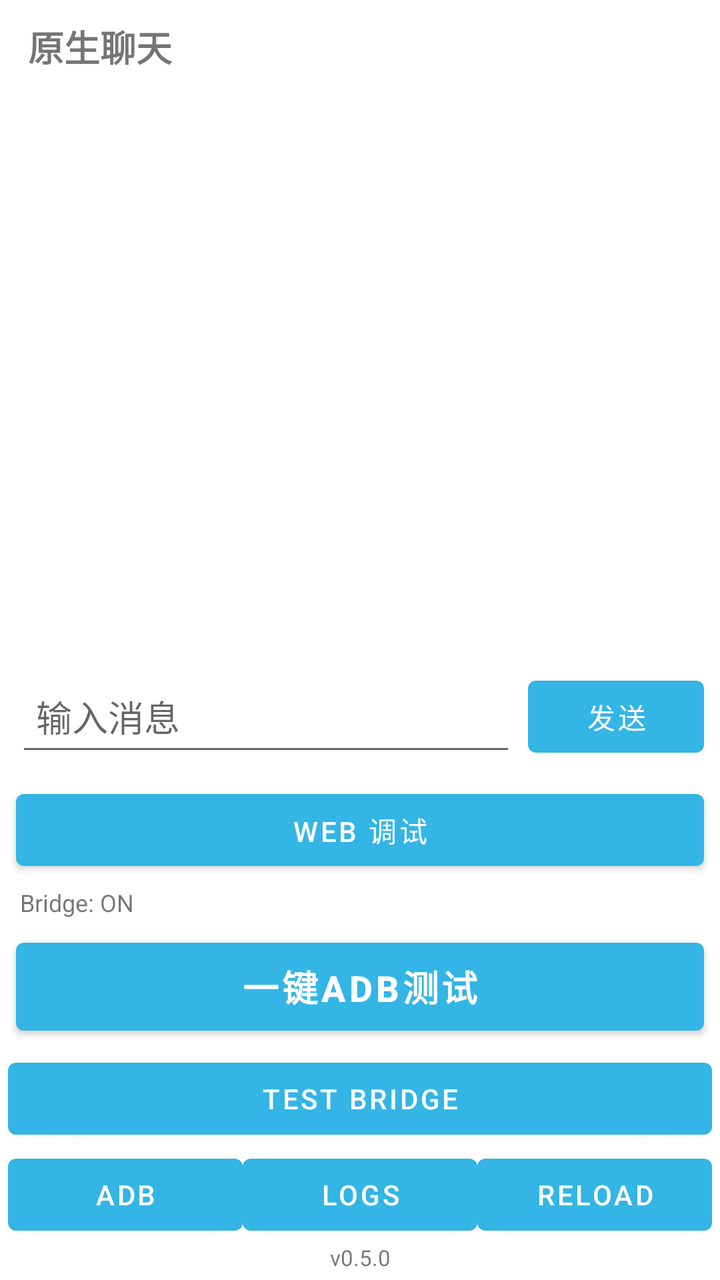
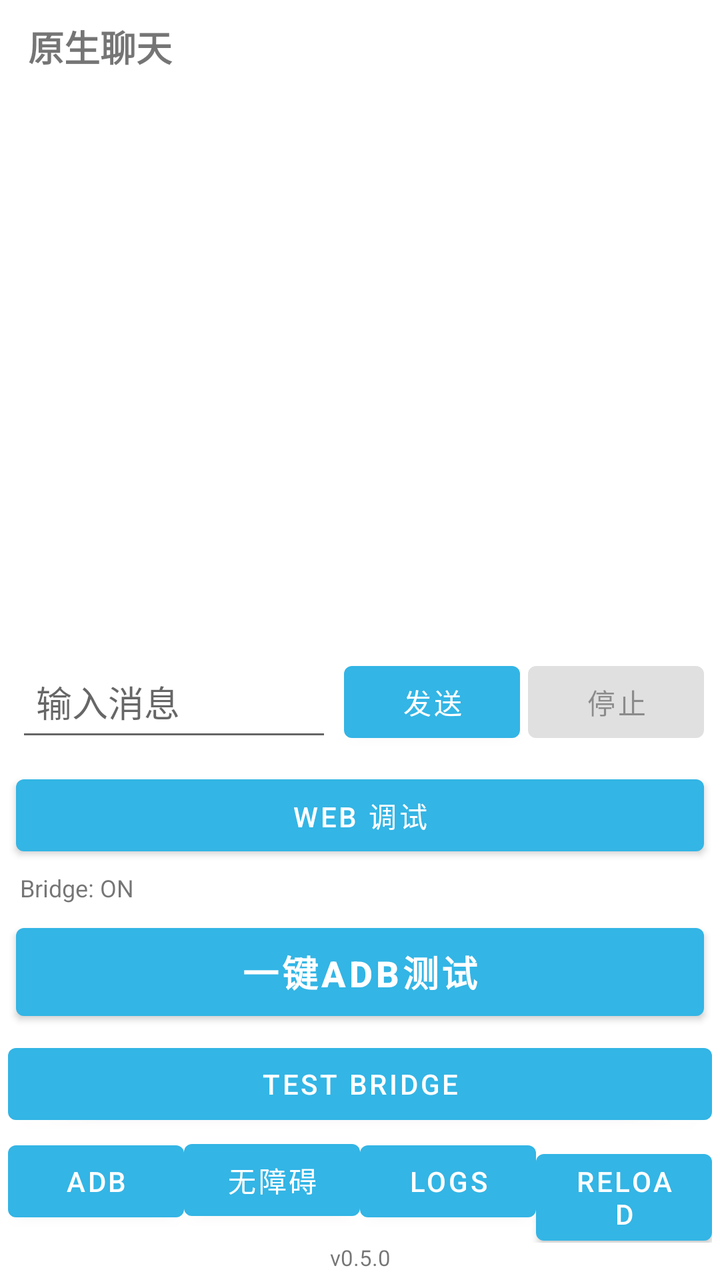

Two renders of the same Android screen: before a commit and after it. Below are the layout's source before the change and the commit's diff.
<!-- AndroidManifest.xml: application theme Theme.GPTAndroidUse -->
<!-- res/layout/activity_main.xml -->
<LinearLayout xmlns:android="http://schemas.android.com/apk/res/android"
    android:layout_width="match_parent"
    android:layout_height="match_parent"
    android:orientation="vertical">

    <ProgressBar
        android:id="@+id/pageProgress"
        style="?android:attr/progressBarStyleHorizontal"
        android:layout_width="match_parent"
        android:layout_height="3dp"
        android:max="100"
        android:visibility="gone" />

    <FrameLayout
        android:id="@+id/webViewContainer"
        android:layout_width="match_parent"
        android:layout_height="0dp"
        android:layout_weight="1">

        <WebView
            android:id="@+id/chatWebView"
            android:layout_width="match_parent"
            android:layout_height="match_parent" />

        <LinearLayout
            android:id="@+id/nativeChatRoot"
            android:layout_width="match_parent"
            android:layout_height="match_parent"
            android:background="?android:colorBackground"
            android:orientation="vertical">

            <TextView
                android:layout_width="match_parent"
                android:layout_height="wrap_content"
                android:paddingStart="14dp"
                android:paddingEnd="14dp"
                android:paddingTop="10dp"
                android:paddingBottom="8dp"
                android:text="原生聊天"
                android:textSize="18sp"
                android:textStyle="bold" />

            <ScrollView
                android:id="@+id/nativeMessageScroll"
                android:layout_width="match_parent"
                android:layout_height="0dp"
                android:layout_weight="1"
                android:fillViewport="true">

                <LinearLayout
                    android:id="@+id/nativeMessageList"
                    android:layout_width="match_parent"
                    android:layout_height="wrap_content"
                    android:orientation="vertical"
                    android:paddingStart="10dp"
                    android:paddingEnd="10dp"
                    android:paddingTop="6dp"
                    android:paddingBottom="10dp" />

            </ScrollView>

            <LinearLayout
                android:layout_width="match_parent"
                android:layout_height="wrap_content"
                android:gravity="bottom"
                android:orientation="horizontal"
                android:paddingStart="8dp"
                android:paddingEnd="8dp"
                android:paddingTop="6dp"
                android:paddingBottom="8dp">

                <EditText
                    android:id="@+id/nativeMessageInput"
                    android:layout_width="0dp"
                    android:layout_height="wrap_content"
                    android:layout_weight="1"
                    android:gravity="top|start"
                    android:hint="输入消息"
                    android:imeOptions="actionSend"
                    android:inputType="textCapSentences|textMultiLine"
                    android:maxLines="6"
                    android:minHeight="48dp"
                    android:padding="10dp" />

                <Button
                    android:id="@+id/nativeSendButton"
                    android:layout_width="wrap_content"
                    android:layout_height="48dp"
                    android:layout_marginStart="6dp"
                    android:text="发送" />

            </LinearLayout>

        </LinearLayout>

    </FrameLayout>

    <Button
        android:id="@+id/chatModeButton"
        android:layout_width="match_parent"
        android:layout_height="wrap_content"
        android:layout_marginStart="8dp"
        android:layout_marginEnd="8dp"
        android:text="Web 调试" />

    <TextView
        android:id="@+id/bridgeStatusText"
        android:layout_width="match_parent"
        android:layout_height="wrap_content"
        android:paddingStart="10dp"
        android:paddingEnd="10dp"
        android:paddingTop="4dp"
        android:paddingBottom="4dp"
        android:text="Bridge: ON"
        android:textIsSelectable="true"
        android:textSize="12sp" />

    <Button
        android:id="@+id/adbRunButton"
        android:layout_width="match_parent"
        android:layout_height="56dp"
        android:layout_marginStart="8dp"
        android:layout_marginEnd="8dp"
        android:layout_marginTop="2dp"
        android:layout_marginBottom="4dp"
        android:text="一键ADB测试"
        android:textSize="18sp"
        android:textStyle="bold" />

    <Button
        android:id="@+id/bridgeTestButton"
        android:layout_width="match_parent"
        android:layout_height="wrap_content"
        android:layout_marginStart="4dp"
        android:layout_marginEnd="4dp"
        android:text="Test Bridge" />

    <LinearLayout
        android:layout_width="match_parent"
        android:layout_height="wrap_content"
        android:orientation="horizontal"
        android:paddingStart="4dp"
        android:paddingEnd="4dp">

        <Button
            android:id="@+id/adbSetupButton"
            android:layout_width="0dp"
            android:layout_height="wrap_content"
            android:layout_weight="1"
            android:text="ADB" />

        <Button
            android:id="@+id/logsButton"
            android:layout_width="0dp"
            android:layout_height="wrap_content"
            android:layout_weight="1"
            android:text="Logs" />

        <Button
            android:id="@+id/reloadButton"
            android:layout_width="0dp"
            android:layout_height="wrap_content"
            android:layout_weight="1"
            android:text="Reload" />

    </LinearLayout>

    <TextView
        android:id="@+id/versionText"
        android:layout_width="match_parent"
        android:layout_height="wrap_content"
        android:gravity="center"
        android:paddingBottom="4dp"
        android:text="v0.5.0"
        android:textSize="11sp" />

</LinearLayout>
<!-- resources referenced by this layout -->
<resources>
  <style name="Theme.GPTAndroidUse" parent="Theme.MaterialComponents.DayNight.DarkActionBar">
          <item name="colorPrimary">@android:color/holo_blue_light</item>
          <item name="colorPrimaryVariant">@android:color/holo_blue_dark</item>
          <item name="colorSecondary">@android:color/holo_green_light</item>
      </style>
</resources>

<!-- the commit's change to res/layout/activity_main.xml (unified diff, before → after) -->
@@ -89,6 +89,14 @@
                     android:layout_marginStart="6dp"
                     android:text="发送" />
 
+                <Button
+                    android:id="@+id/nativeStopButton"
+                    android:layout_width="wrap_content"
+                    android:layout_height="48dp"
+                    android:layout_marginStart="4dp"
+                    android:enabled="false"
+                    android:text="停止" />
+
             </LinearLayout>
 
         </LinearLayout>
@@ -150,6 +158,13 @@
             android:text="ADB" />
 
         <Button
+            android:id="@+id/accessibilityButton"
+            android:layout_width="0dp"
+            android:layout_height="wrap_content"
+            android:layout_weight="1"
+            android:text="无障碍" />
+
+        <Button
             android:id="@+id/logsButton"
             android:layout_width="0dp"
             android:layout_height="wrap_content"
